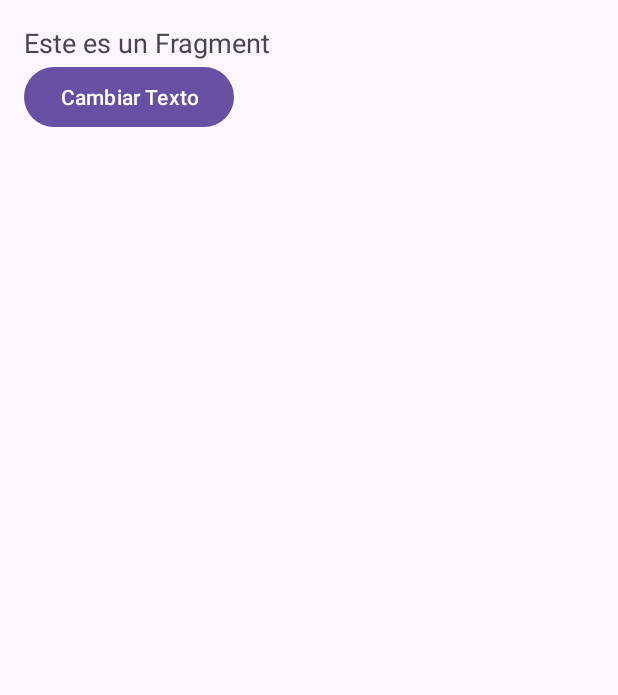
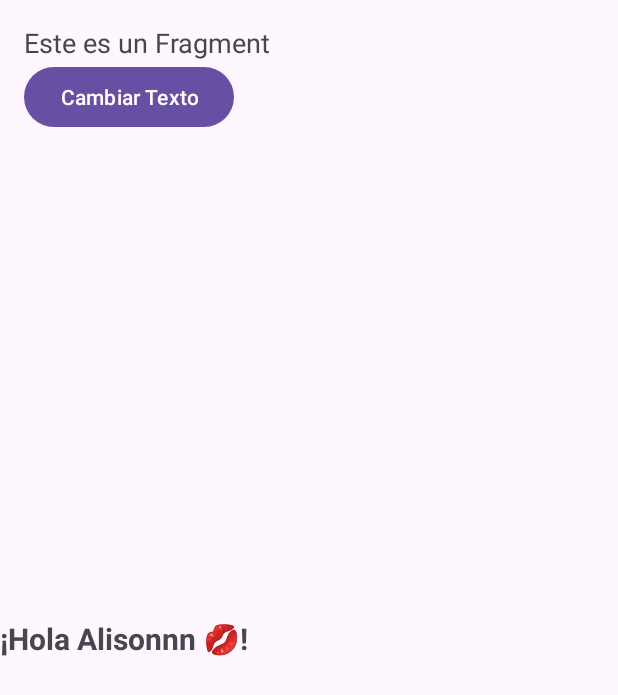
Before and after one commit to Alishon007/fragment, an Android app: the screen it shows after launch (MainActivity), on a phone screen of 412 x 824 dp. Shown: the top 695 px of the screen. Run offline under Robolectric (Android 15) with nearby library versions, the phone set to English and light mode, and no system bars.

Commit message:
Segunda version del fragment

```diff
--- a/app/src/main/AndroidManifest.xml
+++ b/app/src/main/AndroidManifest.xml
@@ -13,6 +13,9 @@
         android:theme="@style/Theme.MyApplication"
         tools:targetApi="31">
         <activity
+            android:name=".SegundoFragment"
+            android:exported="false" />
+        <activity
             android:name=".FragmentEjemploActivity"
             android:exported="false" />
         <activity
--- a/app/src/main/java/com/example/myapplication/MainActivity.java
+++ b/app/src/main/java/com/example/myapplication/MainActivity.java
@@ -14,12 +14,16 @@ public class MainActivity extends AppCompatActivity {
         setContentView(R.layout.activity_main);
         FragmentManager fragmentManager = getSupportFragmentManager();
 
-        // Crear una nueva instancia del Fragment
-        FragmentEjemploActivity ejemploFragment = new FragmentEjemploActivity();
+        // Agregar el primer Fragment
+        FragmentEjemploActivity primerFragment = new FragmentEjemploActivity();
+        FragmentTransaction transaction1 = fragmentManager.beginTransaction();
+        transaction1.add(R.id.contenedor_fragment_uno, primerFragment);
+        transaction1.commit();
 
-        // Comenzar una transacción para agregar el Fragment al contenedor
-        FragmentTransaction transaction = fragmentManager.beginTransaction();
-        transaction.add(R.id.contenedor_fragment, ejemploFragment);
-        transaction.commit(); // O transaction.commitNow() para ejecutar la transacción inmediatamente
+        // Agregar el segundo Fragment
+        SegundoFragment segundoFragment = SegundoFragment.newInstance("¡Hola Alisonnn 💋!");
+        FragmentTransaction transaction2 = fragmentManager.beginTransaction();
+        transaction2.add(R.id.contenedor_fragment_dos, segundoFragment);
+        transaction2.commit();
     }
 }
--- /dev/null
+++ b/app/src/main/java/com/example/myapplication/SegundoFragment.java
@@ -0,0 +1,53 @@
+package com.example.myapplication;
+
+import android.os.Bundle;
+import android.view.LayoutInflater;
+import android.view.View;
+import android.view.ViewGroup;
+import android.widget.TextView;
+
+import androidx.annotation.NonNull;
+import androidx.annotation.Nullable;
+import androidx.fragment.app.Fragment;
+
+public class SegundoFragment extends Fragment {
+
+    private TextView textViewSegundoMensaje;
+    private String mensaje;
+
+    // Método para crear una nueva instancia del Fragment con argumentos
+    public static SegundoFragment newInstance(String mensaje) {
+        SegundoFragment fragment = new SegundoFragment();
+        Bundle args = new Bundle();
+        args.putString("mensaje", mensaje);
+        fragment.setArguments(args);
+        return fragment;
+    }
+
+    @Override
+    public void onCreate(@Nullable Bundle savedInstanceState) {
+        super.onCreate(savedInstanceState);
+        if (getArguments() != null) {
+            mensaje = getArguments().getString("mensaje");
+        } else {
+            mensaje = "Mensaje predeterminado del Segundo Fragment";
+        }
+    }
+
+    @Nullable
+    @Override
+    public View onCreateView(@NonNull LayoutInflater inflater, @Nullable ViewGroup container, @Nullable Bundle savedInstanceState) {
+        // Inflar el layout para este fragment
+        View view = inflater.inflate(R.layout.activity_segundo_fragment, container, false);
+        textViewSegundoMensaje = view.findViewById(R.id.textViewSegundoMensaje);
+        return view;
+    }
+
+    @Override
+    public void onViewCreated(@NonNull View view, @Nullable Bundle savedInstanceState) {
+        super.onViewCreated(view, savedInstanceState);
+        textViewSegundoMensaje.setText(mensaje);
+    }
+
+    // Otros métodos del ciclo de vida pueden ser implementados aquí
+}
--- a/app/src/main/res/layout/activity_main.xml
+++ b/app/src/main/res/layout/activity_main.xml
@@ -1,5 +1,19 @@
 <?xml version="1.0" encoding="utf-8"?>
-<FrameLayout xmlns:android="http://schemas.android.com/apk/res/android"
-    android:id="@+id/contenedor_fragment"
+<LinearLayout xmlns:android="http://schemas.android.com/apk/res/android"
     android:layout_width="match_parent"
-    android:layout_height="match_parent" />
+    android:layout_height="match_parent"
+    android:orientation="vertical">
+
+    <FrameLayout
+        android:id="@+id/contenedor_fragment_uno"
+        android:layout_width="match_parent"
+        android:layout_height="0dp"
+        android:layout_weight="1" />
+
+    <FrameLayout
+        android:id="@+id/contenedor_fragment_dos"
+        android:layout_width="match_parent"
+        android:layout_height="0dp"
+        android:layout_weight="1" />
+
+</LinearLayout>
--- /dev/null
+++ b/app/src/main/res/layout/activity_segundo_fragment.xml
@@ -0,0 +1,16 @@
+<?xml version="1.0" encoding="utf-8"?>
+<LinearLayout xmlns:android="http://schemas.android.com/apk/res/android"
+    xmlns:app="http://schemas.android.com/apk/res-auto"
+    xmlns:tools="http://schemas.android.com/tools"
+    android:id="@+id/main"
+    android:layout_width="match_parent"
+    android:layout_height="match_parent"
+    tools:context=".SegundoFragment">
+    <TextView
+        android:id="@+id/textViewSegundoMensaje"
+        android:layout_width="wrap_content"
+        android:layout_height="wrap_content"
+        android:text=""
+        android:textSize="20sp"
+        android:textStyle="bold" />
+</LinearLayout>
```
